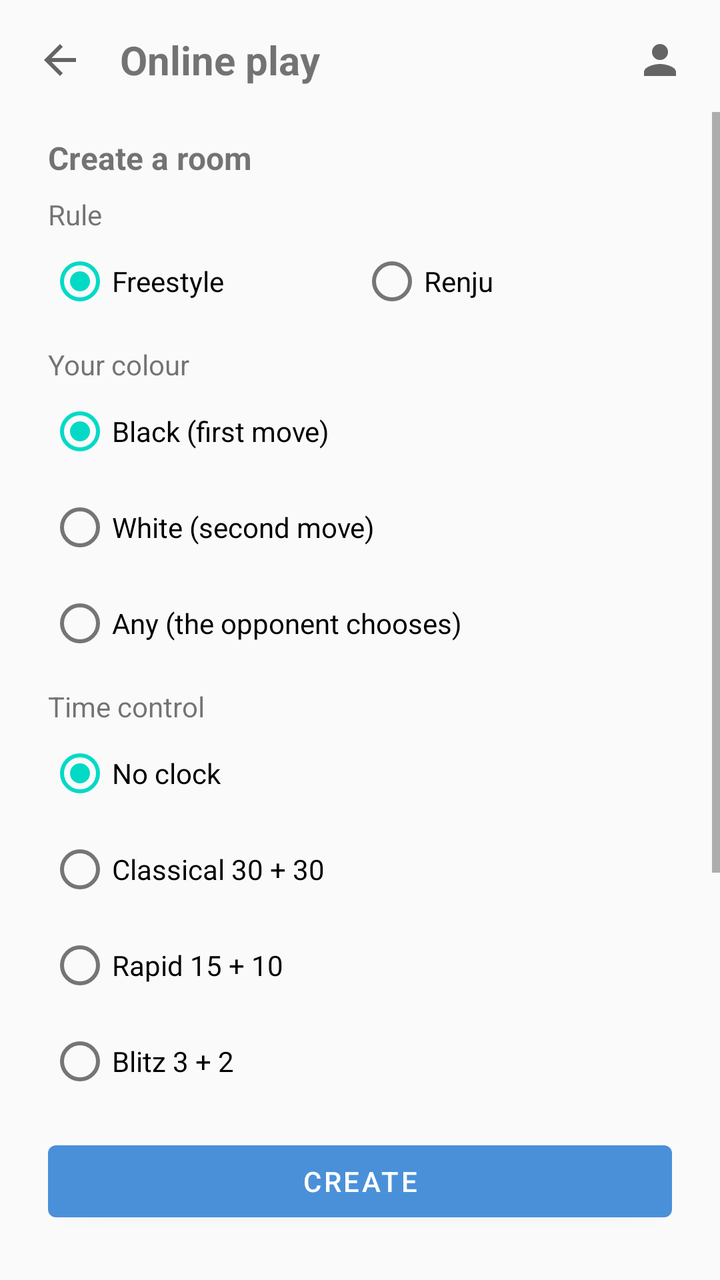
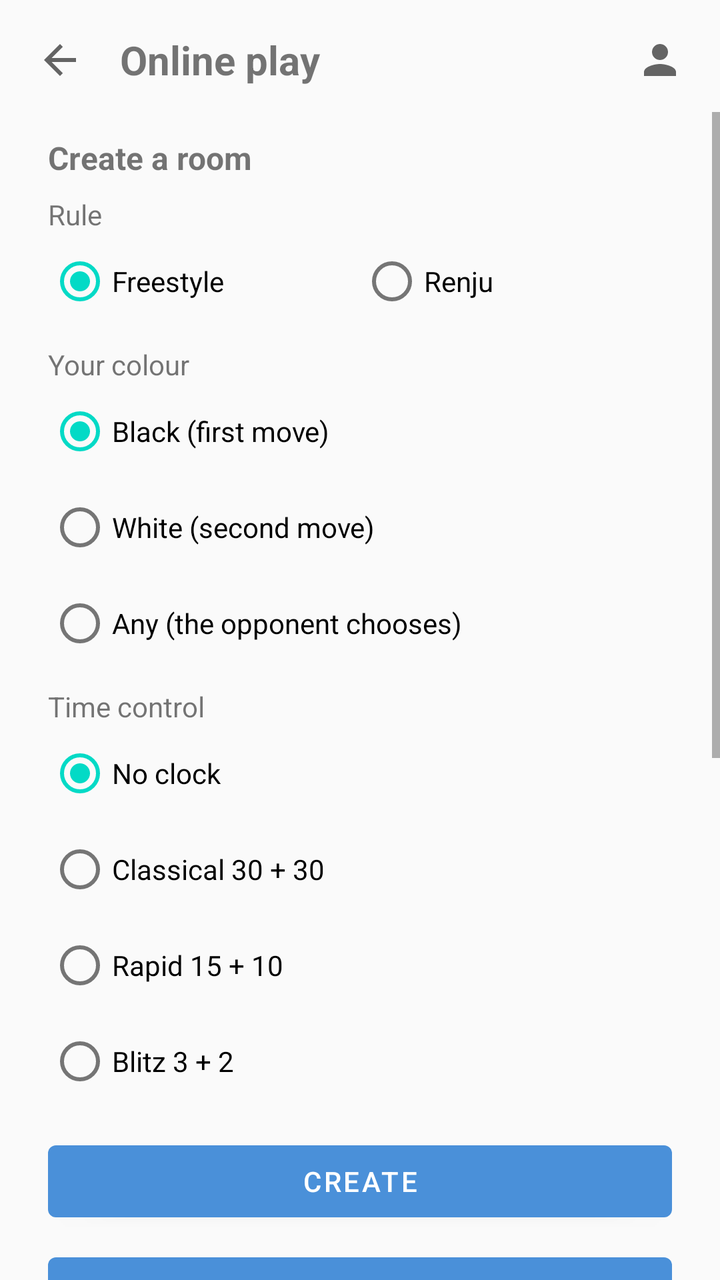

Screens rendered from an Android XML layout before and after an edit, with the pre-edit source and the edit as a unified diff.
<!-- AndroidManifest.xml: application theme Theme.Gomoku -->
<!-- res/layout/activity_online.xml -->
<?xml version="1.0" encoding="utf-8"?>
<LinearLayout xmlns:android="http://schemas.android.com/apk/res/android"
    android:id="@+id/onlineRoot"
    android:layout_width="match_parent"
    android:layout_height="match_parent"
    android:orientation="vertical">

    
    <LinearLayout
        android:id="@+id/onlineTopBar"
        android:layout_width="match_parent"
        android:layout_height="wrap_content"
        android:gravity="center_vertical"
        android:orientation="horizontal"
        android:paddingStart="8dp"
        android:paddingEnd="8dp"
        android:paddingTop="8dp"
        android:paddingBottom="4dp">

        <ImageButton
            android:id="@+id/btnOnlineBack"
            android:layout_width="44dp"
            android:layout_height="44dp"
            android:background="?attr/selectableItemBackgroundBorderless"
            android:contentDescription="@string/online_back"
            android:src="@drawable/ic_back" />

        <TextView
            android:id="@+id/tvOnlineTitle"
            android:layout_width="0dp"
            android:layout_height="wrap_content"
            android:layout_marginStart="8dp"
            android:layout_weight="1"
            android:text="@string/online_title"
            android:textSize="20sp"
            android:textStyle="bold" />

        <TextView
            android:id="@+id/tvOnlineNickname"
            android:layout_width="wrap_content"
            android:layout_height="wrap_content"
            android:layout_marginEnd="4dp"
            android:textSize="14sp" />

        <ImageButton
            android:id="@+id/btnOnlineAccount"
            android:layout_width="44dp"
            android:layout_height="44dp"
            android:background="?attr/selectableItemBackgroundBorderless"
            android:contentDescription="@string/account_title"
            android:src="@drawable/ic_account" />
    </LinearLayout>

    <ScrollView
        android:layout_width="match_parent"
        android:layout_height="0dp"
        android:layout_weight="1">

        <LinearLayout
            android:layout_width="match_parent"
            android:layout_height="wrap_content"
            android:orientation="vertical"
            android:paddingStart="24dp"
            android:paddingEnd="24dp"
            android:paddingBottom="16dp">

            <TextView
                android:id="@+id/tvOnlineError"
                android:layout_width="match_parent"
                android:layout_height="wrap_content"
                android:layout_marginBottom="8dp"
                android:textSize="14sp"
                android:visibility="gone" />

            
            <LinearLayout
                android:id="@+id/groupWaiting"
                android:layout_width="match_parent"
                android:layout_height="wrap_content"
                android:orientation="vertical"
                android:visibility="gone">

                <TextView
                    android:id="@+id/tvWaitingTitle"
                    android:layout_width="match_parent"
                    android:layout_height="wrap_content"
                    android:layout_marginTop="8dp"
                    android:text="@string/online_waiting"
                    android:textSize="16sp" />

                <TextView
                    android:id="@+id/tvWaitingCode"
                    android:layout_width="match_parent"
                    android:layout_height="wrap_content"
                    android:layout_marginTop="12dp"
                    android:gravity="center"
                    android:letterSpacing="0.25"
                    android:textSize="40sp"
                    android:textStyle="bold" />

                <TextView
                    android:id="@+id/tvWaitingHint"
                    android:layout_width="match_parent"
                    android:layout_height="wrap_content"
                    android:layout_marginTop="8dp"
                    android:gravity="center"
                    android:text="@string/online_waiting_hint"
                    android:textSize="14sp" />

                <Button
                    android:id="@+id/btnCloseRoom"
                    android:layout_width="match_parent"
                    android:layout_height="wrap_content"
                    android:layout_marginTop="20dp"
                    android:text="@string/online_cancel_room" />
            </LinearLayout>

            
            <LinearLayout
                android:id="@+id/groupForm"
                android:layout_width="match_parent"
                android:layout_height="wrap_content"
                android:orientation="vertical">

                <Button
                    android:id="@+id/btnResume"
                    android:layout_width="match_parent"
                    android:layout_height="wrap_content"
                    android:layout_marginTop="8dp"
                    android:text="@string/online_return_to_game"
                    android:visibility="gone" />

                <TextView
                    android:id="@+id/tvCreateTitle"
                    android:layout_width="match_parent"
                    android:layout_height="wrap_content"
                    android:layout_marginTop="12dp"
                    android:text="@string/online_create"
                    android:textSize="16sp"
                    android:textStyle="bold" />

                <TextView
                    android:id="@+id/tvRuleTitle"
                    android:layout_width="match_parent"
                    android:layout_height="wrap_content"
                    android:layout_marginTop="8dp"
                    android:text="@string/online_rule"
                    android:textSize="14sp" />

                <RadioGroup
                    android:id="@+id/rgRule"
                    android:layout_width="match_parent"
                    android:layout_height="wrap_content"
                    android:orientation="horizontal">

                    <RadioButton
                        android:id="@+id/rbFreestyle"
                        android:layout_width="0dp"
                        android:layout_height="wrap_content"
                        android:layout_weight="1"
                        android:checked="true"
                        android:text="@string/online_rule_freestyle" />

                    <RadioButton
                        android:id="@+id/rbRenju"
                        android:layout_width="0dp"
                        android:layout_height="wrap_content"
                        android:layout_weight="1"
                        android:text="@string/online_rule_renju" />
                </RadioGroup>

                <TextView
                    android:id="@+id/tvColorTitle"
                    android:layout_width="match_parent"
                    android:layout_height="wrap_content"
                    android:layout_marginTop="8dp"
                    android:text="@string/online_play_as"
                    android:textSize="14sp" />

                
                <RadioGroup
                    android:id="@+id/rgColor"
                    android:layout_width="match_parent"
                    android:layout_height="wrap_content"
                    android:orientation="vertical">

                    <RadioButton
                        android:id="@+id/rbColorBlack"
                        android:layout_width="match_parent"
                        android:layout_height="wrap_content"
                        android:checked="true"
                        android:text="@string/play_black" />

                    <RadioButton
                        android:id="@+id/rbColorWhite"
                        android:layout_width="match_parent"
                        android:layout_height="wrap_content"
                        android:text="@string/play_white" />

                    <RadioButton
                        android:id="@+id/rbColorAny"
                        android:layout_width="match_parent"
                        android:layout_height="wrap_content"
                        android:text="@string/online_color_any" />
                </RadioGroup>

                <TextView
                    android:id="@+id/tvTimeTitle"
                    android:layout_width="match_parent"
                    android:layout_height="wrap_content"
                    android:layout_marginTop="8dp"
                    android:text="@string/online_time_control"
                    android:textSize="14sp" />

                <RadioGroup
                    android:id="@+id/rgTime"
                    android:layout_width="match_parent"
                    android:layout_height="wrap_content"
                    android:orientation="vertical">

                    <RadioButton
                        android:id="@+id/rbUntimed"
                        android:layout_width="match_parent"
                        android:layout_height="wrap_content"
                        android:checked="true"
                        android:text="@string/online_time_untimed" />

                    <RadioButton
                        android:id="@+id/rbClassic"
                        android:layout_width="match_parent"
                        android:layout_height="wrap_content"
                        android:text="@string/online_time_classic" />

                    <RadioButton
                        android:id="@+id/rbRapid"
                        android:layout_width="match_parent"
                        android:layout_height="wrap_content"
                        android:text="@string/online_time_rapid" />

                    <RadioButton
                        android:id="@+id/rbBlitz"
                        android:layout_width="match_parent"
                        android:layout_height="wrap_content"
                        android:text="@string/online_time_blitz" />
                </RadioGroup>

                <Button
                    android:id="@+id/btnCreate"
                    android:layout_width="match_parent"
                    android:layout_height="wrap_content"
                    android:layout_marginTop="12dp"
                    android:text="@string/online_create_action" />

                <TextView
                    android:id="@+id/tvJoinTitle"
                    android:layout_width="match_parent"
                    android:layout_height="wrap_content"
                    android:layout_marginTop="24dp"
                    android:text="@string/online_join"
                    android:textSize="16sp"
                    android:textStyle="bold" />

                <EditText
                    android:id="@+id/etCode"
                    android:layout_width="match_parent"
                    android:layout_height="wrap_content"
                    android:layout_marginTop="8dp"
                    android:hint="@string/online_code"
                    android:importantForAutofill="no"
                    android:inputType="textCapCharacters"
                    android:maxLength="6" />

                <TextView
                    android:id="@+id/tvJoinColorTitle"
                    android:layout_width="match_parent"
                    android:layout_height="wrap_content"
                    android:layout_marginTop="8dp"
                    android:text="@string/online_join_color"
                    android:textSize="14sp" />

                
                <RadioGroup
                    android:id="@+id/rgJoinColor"
                    android:layout_width="match_parent"
                    android:layout_height="wrap_content"
                    android:orientation="vertical">

                    <RadioButton
                        android:id="@+id/rbJoinAny"
                        android:layout_width="match_parent"
                        android:layout_height="wrap_content"
                        android:checked="true"
                        android:text="@string/online_color_any" />

                    <RadioButton
                        android:id="@+id/rbJoinBlack"
                        android:layout_width="match_parent"
                        android:layout_height="wrap_content"
                        android:text="@string/play_black" />

                    <RadioButton
                        android:id="@+id/rbJoinWhite"
                        android:layout_width="match_parent"
                        android:layout_height="wrap_content"
                        android:text="@string/play_white" />
                </RadioGroup>

                <Button
                    android:id="@+id/btnJoin"
                    android:layout_width="match_parent"
                    android:layout_height="wrap_content"
                    android:layout_marginTop="8dp"
                    android:text="@string/online_join_action" />
            </LinearLayout>
        </LinearLayout>
    </ScrollView>

</LinearLayout>
<!-- resources referenced by this layout -->
<resources>
  <!-- drawable ic_account (drawable) -->
  <vector xmlns:android="http://schemas.android.com/apk/res/android"
      android:width="24dp"
      android:height="24dp"
      android:viewportWidth="24"
      android:viewportHeight="24"
      android:tint="?attr/colorControlNormal">
      <path
          android:fillColor="@android:color/white"
          android:pathData="M12,12c2.21,0 4,-1.79 4,-4s-1.79,-4 -4,-4 -4,1.79 -4,4 1.79,4 4,4zM12,14c-2.67,0 -8,1.34 -8,4v2h16v-2c0,-2.66 -5.33,-4 -8,-4z" />
  </vector>
  <!-- drawable ic_back (drawable) -->
  <vector xmlns:android="http://schemas.android.com/apk/res/android"
      android:width="24dp"
      android:height="24dp"
      android:viewportWidth="24"
      android:viewportHeight="24"
      android:tint="?attr/colorControlNormal">
      <path
          android:fillColor="@android:color/white"
          android:pathData="M20,11H7.83l5.59,-5.59L12,4l-8,8 8,8 1.41,-1.41L7.83,13H20v-2z" />
  </vector>
  <string name="account_title">Account</string>
  <string name="online_back">Back</string>
  <string name="online_cancel_room">Close the room</string>
  <string name="online_code">Room code</string>
  <string name="online_color_any">Any (the opponent chooses)</string>
  <string name="online_create">Create a room</string>
  <string name="online_create_action">Create</string>
  <string name="online_join">Join by code</string>
  <string name="online_join_action">Join</string>
  <string name="online_join_color">Your colour, if the room leaves it open</string>
  <string name="online_play_as">Your colour</string>
  <string name="online_return_to_game">Return to the game</string>
  <string name="online_rule">Rule</string>
  <string name="online_rule_freestyle">Freestyle</string>
  <string name="online_rule_renju">Renju</string>
  <string name="online_time_blitz">Blitz 3 + 2</string>
  <string name="online_time_classic">Classical 30 + 30</string>
  <string name="online_time_control">Time control</string>
  <string name="online_time_rapid">Rapid 15 + 10</string>
  <string name="online_time_untimed">No clock</string>
  <string name="online_title">Online play</string>
  <string name="online_waiting">Waiting for an opponent</string>
  <string name="online_waiting_hint">Give this code to your opponent.</string>
  <string name="play_black">Black (first move)</string>
  <string name="play_white">White (second move)</string>
  <style name="Theme.Gomoku" parent="Theme.MaterialComponents.DayNight.NoActionBar">
          <item name="colorPrimary">@color/accent_default</item>
          <item name="colorPrimaryVariant">@color/accent_default</item>
          <item name="colorOnPrimary">@android:color/white</item>
          <item name="android:windowBackground">@color/bg_default</item>
          <item name="android:statusBarColor">@color/bg_default</item>
          <item name="android:navigationBarColor">@color/bg_default</item>
          <item name="android:windowLightStatusBar">true</item>
      </style>
  <color name="accent_default">#4A90D9</color>
  <color name="bg_default">#FAFAFA</color>
</resources>

<!-- the commit's change to res/layout/activity_online.xml (unified diff, before → after) -->
@@ -251,6 +251,52 @@
                     android:layout_marginTop="12dp"
                     android:text="@string/online_create_action" />
 
+                
+                <Button
+                    android:id="@+id/btnQuick"
+                    android:layout_width="match_parent"
+                    android:layout_height="wrap_content"
+                    android:layout_marginTop="8dp"
+                    android:text="@string/online_quick" />
+
+                <LinearLayout
+                    android:layout_width="match_parent"
+                    android:layout_height="wrap_content"
+                    android:layout_marginTop="16dp"
+                    android:gravity="center_vertical"
+                    android:orientation="horizontal">
+
+                    <TextView
+                        android:id="@+id/tvLobbyTitle"
+                        android:layout_width="0dp"
+                        android:layout_height="wrap_content"
+                        android:layout_weight="1"
+                        android:text="@string/online_lobby"
+                        android:textSize="16sp"
+                        android:textStyle="bold" />
+
+                    <Button
+                        android:id="@+id/btnRefreshLobby"
+                        android:layout_width="wrap_content"
+                        android:layout_height="wrap_content"
+                        android:text="@string/online_lobby_refresh" />
+                </LinearLayout>
+
+                <TextView
+                    android:id="@+id/tvLobbyEmpty"
+                    android:layout_width="match_parent"
+                    android:layout_height="wrap_content"
+                    android:layout_marginTop="4dp"
+                    android:text="@string/online_lobby_empty"
+                    android:textSize="14sp" />
+
+                
+                <LinearLayout
+                    android:id="@+id/lobbyList"
+                    android:layout_width="match_parent"
+                    android:layout_height="wrap_content"
+                    android:orientation="vertical" />
+
                 <TextView
                     android:id="@+id/tvJoinTitle"
                     android:layout_width="match_parent"
<!-- resource entries referenced after the edit -->
@@ -32,7 +32,11 @@
   <string name="online_join">Join by code</string>
   <string name="online_join_action">Join</string>
   <string name="online_join_color">Your colour, if the room leaves it open</string>
+  <string name="online_lobby">Open games</string>
+  <string name="online_lobby_empty">No open games — create a room or find an opponent</string>
+  <string name="online_lobby_refresh">Refresh</string>
   <string name="online_play_as">Your colour</string>
+  <string name="online_quick">Find an opponent</string>
   <string name="online_return_to_game">Return to the game</string>
   <string name="online_rule">Rule</string>
   <string name="online_rule_freestyle">Freestyle</string>
